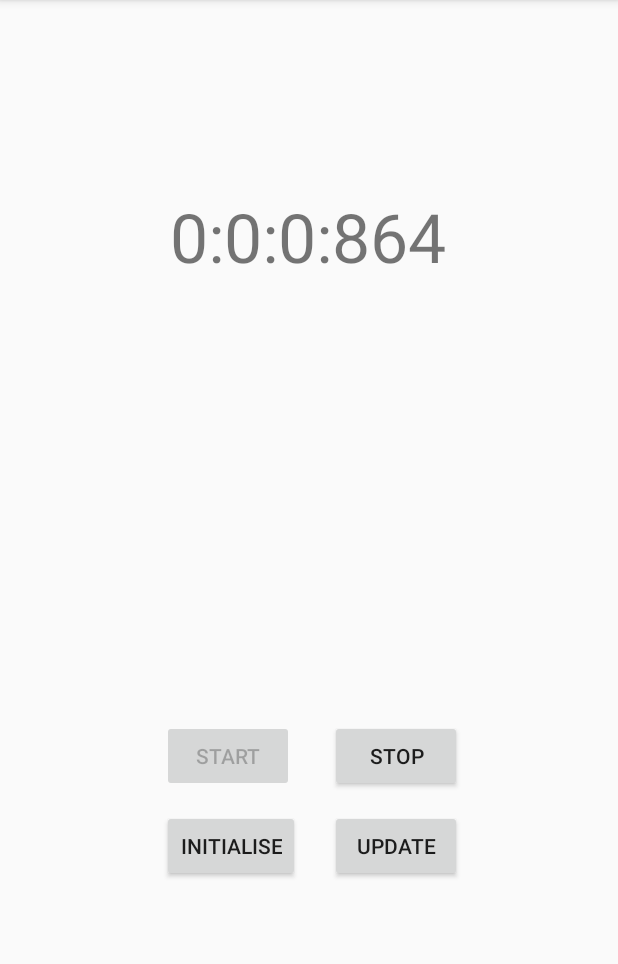
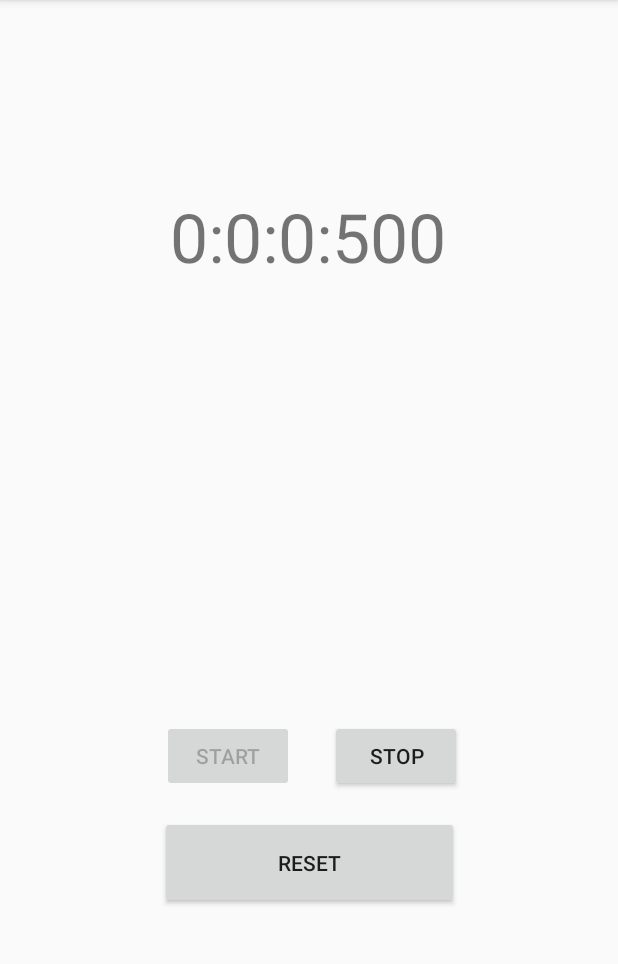
Before and after one commit to errazki1995/Chronometer, an Android app: the screen it shows after launch (MainActivity), after a tap on "START", on a phone screen of 412 x 824 dp, the part 84-1048 px from its top. Run offline under Robolectric (Android 15) with nearby library versions, the phone set to English and light mode, and no system bars.

Commit message:
Code Ui Ok| Handler Ko

```diff
--- a/app/src/main/java/com/errazki/chronometer/MainActivity.java
+++ b/app/src/main/java/com/errazki/chronometer/MainActivity.java
@@ -15,6 +15,8 @@ public class MainActivity extends AppCompatActivity {
     private Thread timerThread;
     private Button stopbtn;
     private Button startbtn;
+    private Button initbtn;
+    private Runnable refreshRunnable;
 
     @Override
     protected void onCreate(Bundle savedInstanceState) {
@@ -23,15 +25,25 @@ public class MainActivity extends AppCompatActivity {
         mainText = (TextView) findViewById(R.id.mainTextView);
         stopbtn = (Button) findViewById(R.id.stopbtn);
         startbtn = (Button) findViewById(R.id.startbtn);
-        handler = new Handler();
+        initbtn = (Button) findViewById(R.id.initbtn);
+        this.handler = new Handler();
         state = new State();
+        //runnableInitUi();
+        runnableInitHandler();
     }
 
+    public Runnable getRefreshRunnable() {
+        return refreshRunnable;
+    }
+
+    public void setRefreshRunnable(Runnable refreshRunnable) {
+        this.refreshRunnable = refreshRunnable;
+    }
 
     static class State {
         long cumulatedTime = 0; // cumulated time from the previous runs
         long startTime = -1; // startTime for the current run
-        String readabletime;
+        String readabletime = "00:00:00:00";
 
         public long getElapsedTime1() {
             if (startTime > 0) {
@@ -53,7 +65,7 @@ public class MainActivity extends AppCompatActivity {
         }
 
 
-        public String getreadabletime() {
+        public String getReadabletime() {
             return readabletime;
         }
 
@@ -79,7 +91,7 @@ public class MainActivity extends AppCompatActivity {
 
     }
 
-    private String getReadableTime(Long nanos) {
+    private String getReadableTimeMain(Long nanos) {
         long nanotemp = nanos;
         long tempSec = nanos / (1000 * 1000 * 1000);
         long sec = tempSec % 60;
@@ -87,8 +99,8 @@ public class MainActivity extends AppCompatActivity {
         long hour = (tempSec / (60 * 60)) % 24;
         long day = (tempSec / (24 * 60 * 60)) % 24;
         nanotemp = nanotemp - tempSec;
-        String numberStr="";
-        if(nanotemp>0){
+        String numberStr = "0";
+        if (nanotemp > 0) {
             numberStr = String.valueOf(nanotemp).substring(0, 3);
 
         }
@@ -96,14 +108,12 @@ public class MainActivity extends AppCompatActivity {
     }
 
     public void startChrono() {
-        /*au cas ou le temps de depart est -1(le debut) on met le temps recent
-         *sinon on met comme temps de depart le (temps d'arret précédent pour continuer)
-         */
+
         startbtn.setEnabled(false);
         stopbtn.setEnabled(true);
         state.setStartTime(System.nanoTime());
-        //updateChronoOnHandlerMethod();
-        updateChronoOnUiThreadMethod();
+        updateChronoOnHandlerMethod();
+        //updateChronoOnUiThreadMethod();
     }
 
 
@@ -118,9 +128,8 @@ public class MainActivity extends AppCompatActivity {
     }
 
     public void start(View v) {
-        //startbtn.setEnabled(false);
+
         startChrono();
-
     }
 
     public void stop(View v) {
@@ -133,61 +142,49 @@ public class MainActivity extends AppCompatActivity {
         mainText.setText("00:00:00:00");
     }
 
-    public String timeformat(long nano) {
-        return getReadableTime(nano);
-    }
-
-    /*
-     *
-     *Ce bout du code utilise le Handler , cette pratique est souvent utilisé
-     */
-    public void updateChronoOnHandlerMethod() {
-        timerThread = new Thread(() -> {
-            while (!Thread.interrupted()) {
-
-                // le code Ui doit etre executé soit dans le runOnUIThread ou le handler
-                handler.post(() -> {
+    public void refreshChrono() {
         String chrono = timeformat(state.getElapsedTime());
-
         Log.w("chrono", chrono + "the time in nano: " + state.getElapsedTime());
-
         state.setReadabletime(chrono);
-                    mainText.setText(state.getreadabletime());
-                    try {
-                        Thread.sleep(500);
-
-                    } catch (InterruptedException e) {
-
-                    }
-
-                });
+        mainText.setText(state.getReadabletime());
     }
 
 
-        });
-        timerThread.start();
 
+    public String timeformat(long nano) {
+        return getReadableTimeMain(nano);
     }
 
-    /*
-     *Ce bout du code utilise le OnUiThread
-     */
-    public void updateChronoOnUiThreadMethod() {
 
-        timerThread = new Thread() {
+    /*******************************************************Handler Thread Method****************************************/
+
+    public void startRefresh(){
+        handler.post(getRefreshRunnable());
+    }
+    public void stopRefresh(){
+        handler.removeCallbacks(getRefreshRunnable());
+    }
+    public void runnableInitHandler(){
+        refreshRunnable=()->{
+            refreshChrono();
+        };
+      setRefreshRunnable(refreshRunnable);
+    }
+
+ public void updateChronoOnHandlerMethod() {
+        handler.postDelayed(getRefreshRunnable(),500);
+ }
+/**************************************************************OnUiThreadMethod******************************************/
+    public void runnableInitUi() {
+        refreshRunnable = new Runnable() {
             @Override
             public void run() {
                 try {
-                    while (!isInterrupted()) {
+                    while (!Thread.interrupted()) {
                         runOnUiThread(new Runnable() {
                             @Override
                             public void run() {
-                                String chrono = timeformat(state.getElapsedTime());
-                                Log.w("chronoo", chrono + "the time in nano: " + state.getElapsedTime());
-
-                                state.setReadabletime(chrono);
-                                mainText.setText(state.getreadabletime());
-
+                                refreshChrono();
                             }
                         });
                         try {
@@ -201,6 +198,11 @@ public class MainActivity extends AppCompatActivity {
                 }
             }
         };
+        setRefreshRunnable(refreshRunnable);
+
+    }
+    public void updateChronoOnUiThreadMethod() {
+        timerThread = new Thread(getRefreshRunnable());
         timerThread.start();
 
     }
--- a/app/src/main/res/layout/activity_main.xml
+++ b/app/src/main/res/layout/activity_main.xml
@@ -49,23 +49,15 @@
 
     <Button
         android:id="@+id/initbtn"
-        android:layout_width="wrap_content"
-        android:layout_height="wrap_content"
-        android:layout_marginTop="12dp"
-        android:layout_marginEnd="20dp"
+        android:layout_width="199dp"
+        android:layout_height="62dp"
+        android:layout_marginStart="8dp"
+        android:layout_marginTop="16dp"
+        android:layout_marginEnd="8dp"
         android:onClick="init"
-        android:text="initialise"
-        app:layout_constraintEnd_toStartOf="@+id/updatebtn"
-        app:layout_constraintTop_toBottomOf="@+id/startbtn" />
-
-    <Button
-        android:id="@+id/updatebtn"
-        android:layout_width="wrap_content"
-        android:layout_height="wrap_content"
-        android:layout_marginTop="12dp"
-        android:layout_marginEnd="104dp"
-        android:text="update"
+        android:text="RESET"
         app:layout_constraintEnd_toEndOf="parent"
+        app:layout_constraintStart_toStartOf="parent"
         app:layout_constraintTop_toBottomOf="@+id/stopbtn" />
 
 </android.support.constraint.ConstraintLayout>
```
Lines whose indentation alone changed are shown as unchanged.
